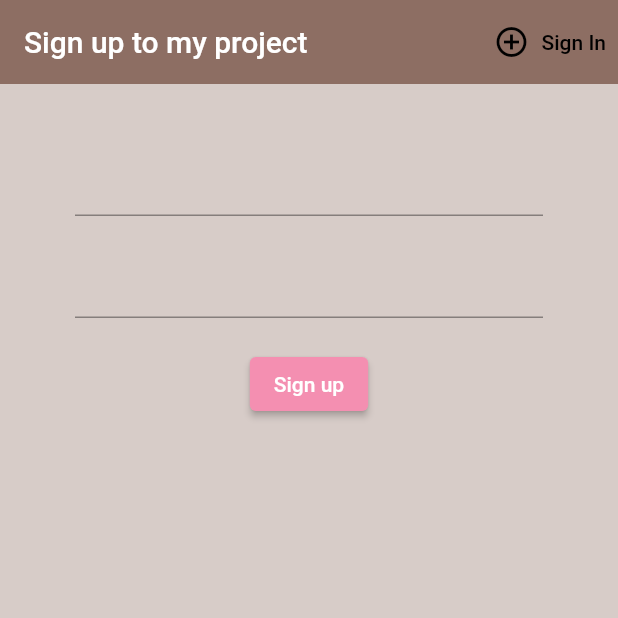
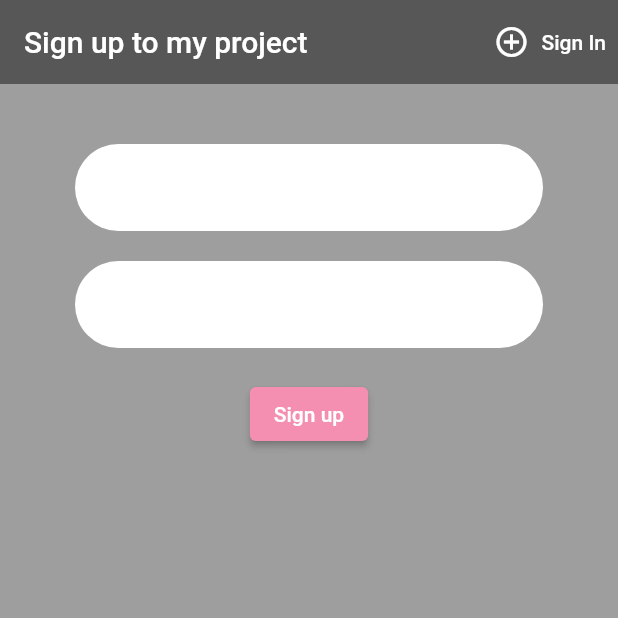
Before and after one commit to Leinady/flutter-firebase, a Flutter app: the screen it shows after launch, after a tap on "Sign In", after a tap on "Register", on a phone screen of 412 x 824 dp, the top half of it. Run offline on Flutter 3.47's test engine with Material 2 defaults, Android fonts, the phone set to English and light mode, and no system bars; our stand-ins replace cloud_firestore, firebase_auth, firebase_core, flutter_svg; missing offline and left inert: flutter_cube; accounts and stored records are empty.

Commit message:
regis_design

```diff
--- a/assign/lib/screen/authen/register.dart
+++ b/assign/lib/screen/authen/register.dart
@@ -1,3 +1,4 @@
+import 'package:assign/screen/authen/sign_in.dart';
 import 'package:assign/service/authserv.dart';
 import 'package:flutter/material.dart';
 
@@ -21,14 +22,14 @@ class _RegisterState extends State<Register> {
   @override
   Widget build(BuildContext context) {
     return Scaffold(
-      backgroundColor: Colors.brown[100],
+      backgroundColor: Colors.black38,
       appBar: AppBar(
-        backgroundColor: Colors.brown[400],
+        backgroundColor: Colors.black45,
         elevation: 0.0,
         title: Text('Sign up to my project'),
         actions: <Widget>[
           TextButton.icon(
-              style: TextButton.styleFrom(primary: Colors.black),
+              style: TextButton.styleFrom(primary: Colors.white),
               onPressed: () {
                 widget.toggle();
               },
@@ -44,22 +45,28 @@ class _RegisterState extends State<Register> {
             SizedBox(
               height: 20,
             ),
-            TextFormField(
+            TextFieldContainer(
+              child: TextFormField(
+                decoration: InputDecoration(border: InputBorder.none),
                 validator: (val) => val.isEmpty ? 'Enter an Email' : null,
                 onChanged: (val) {
                   setState(() => email = val);
                 },
               ),
+            ),
             SizedBox(
               height: 20,
             ),
-            TextFormField(
+            TextFieldContainer(
+              child: TextFormField(
                   obscureText: true,
+                  decoration: InputDecoration(border: InputBorder.none),
                   validator: (val) =>
                       val.length < 6 ? 'Enter a password 6+' : null,
                   onChanged: (val) {
                     setState(() => password = val);
                   }),
+            ),
             SizedBox(
               height: 20,
             ),
@@ -91,3 +98,23 @@ class _RegisterState extends State<Register> {
     );
   }
 }
+
+class TextFieldContainer extends StatelessWidget {
+  final Widget child;
+  const TextFieldContainer({
+    Key key,
+    this.child,
+  }) : super(key: key);
+
+  @override
+  Widget build(BuildContext context) {
+    Size size = MediaQuery.of(context).size;
+    return Container(
+      padding: EdgeInsets.symmetric(horizontal: 20, vertical: 5),
+      width: size.width * 0.8,
+      decoration: BoxDecoration(
+          color: Colors.white, borderRadius: BorderRadius.circular(29)),
+      child: child,
+    );
+  }
+}
--- a/assign/lib/screen/authen/sign_in.dart
+++ b/assign/lib/screen/authen/sign_in.dart
@@ -22,6 +22,7 @@ class _SignInState extends State<SignIn> {
   Widget build(BuildContext context) {
     Size size = MediaQuery.of(context).size;
     return Scaffold(
+      //resizeToAvoidBottomInset: false,
       backgroundColor: Colors.black45,
       appBar: AppBar(
         backgroundColor: Colors.black12,
@@ -41,6 +42,8 @@ class _SignInState extends State<SignIn> {
         padding: EdgeInsets.symmetric(vertical: 20, horizontal: 50),
         child: Form(
           key: _formKey,
+          child: SingleChildScrollView(
+            //padding: EdgeInsets.all(32),
             child: Column(children: <Widget>[
               Positioned(
                 child: Image.asset('assets/images/Tuning Garage.png'),
@@ -48,27 +51,33 @@ class _SignInState extends State<SignIn> {
               ),
               TextFieldContainer(
                 child: TextFormField(
-                decoration: InputDecoration(icon: Icon(Icons.person)),
+                  decoration: InputDecoration(
+                      icon: Icon(Icons.person), border: InputBorder.none),
                   validator: (val) => val.isEmpty ? 'Enter an Email' : null,
                   onChanged: (val) {
                     setState(() => email = val);
                   },
                 ),
               ),
-            /*  SizedBox(
+              SizedBox(
                 height: 20,
-            ),*/
-
+              ),
               /* SizedBox(
               height: 20,
             ),*/
-            TextFormField(
+              TextFieldContainer(
+                child: TextFormField(
+                    decoration: InputDecoration(
+                        icon: Icon(Icons.lock),
+                        border: InputBorder.none,
+                        suffixIcon: Icon(Icons.visibility)),
                     obscureText: true,
                     validator: (val) =>
                         val.length < 6 ? 'Enter a password 6+' : null,
                     onChanged: (val) {
                       setState(() => password = val);
                     }),
+              ),
               SizedBox(
                 height: 20,
               ),
@@ -97,6 +106,7 @@ class _SignInState extends State<SignIn> {
             ]),
           ),
         ),
+      ),
     );
   }
 }
```
Lines whose indentation alone changed are shown as unchanged.
